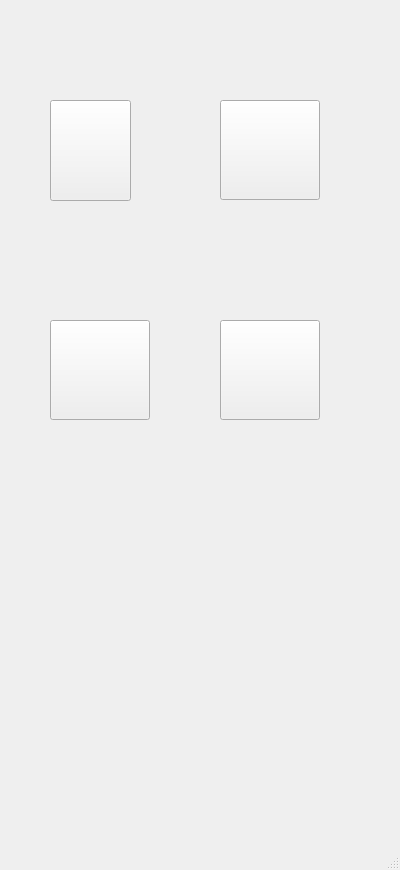
Above: 02C++/PC_Control/Server/mainwindow.ui from KhaledEssam24/EmbeddedLinux-Tasks before the change. Below: the same form after it.
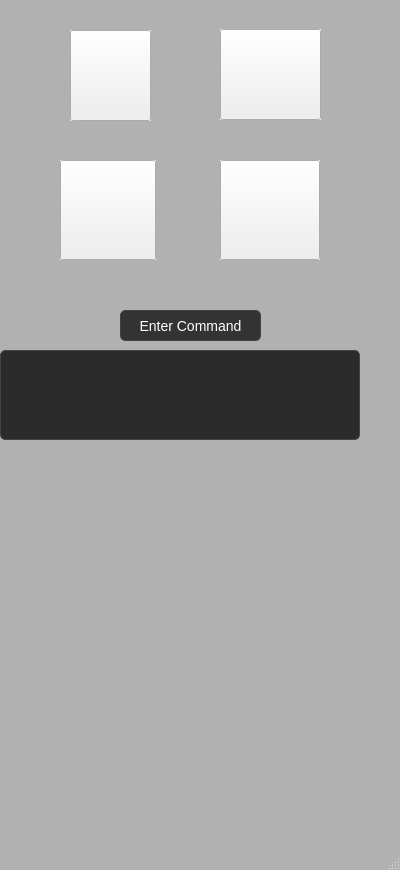
That is the form after the change. Icons and pictures are not drawn.

Commit message: Add command text for general purpose

```diff
--- a/02C++/PC_Control/Server/mainwindow.ui
+++ b/02C++/PC_Control/Server/mainwindow.ui
@@ -13,6 +13,12 @@
   <property name="windowTitle">
    <string>MainWindow</string>
   </property>
+  <property name="styleSheet">
+   <string notr="true">QMainWindow {
+    background-color: #a7a7a7a7; /* Dark gray background */
+    color: #ffffff; /* White text */
+}</string>
+  </property>
   <widget class="QWidget" name="centralwidget">
    <widget class="QPushButton" name="FB">
     <property name="enabled">
@@ -20,10 +26,10 @@
     </property>
     <property name="geometry">
      <rect>
-      <x>50</x>
-      <y>100</y>
+      <x>70</x>
+      <y>30</y>
       <width>81</width>
-      <height>101</height>
+      <height>91</height>
      </rect>
     </property>
     <property name="cursor">
@@ -90,9 +96,9 @@
     <property name="geometry">
      <rect>
       <x>220</x>
-      <y>100</y>
-      <width>100</width>
-      <height>100</height>
+      <y>29</y>
+      <width>101</width>
+      <height>91</height>
      </rect>
     </property>
     <property name="cursor">
@@ -158,9 +164,9 @@
     </property>
     <property name="geometry">
      <rect>
-      <x>50</x>
-      <y>320</y>
-      <width>100</width>
+      <x>60</x>
+      <y>160</y>
+      <width>96</width>
       <height>100</height>
      </rect>
     </property>
@@ -228,7 +234,7 @@
     <property name="geometry">
      <rect>
       <x>220</x>
-      <y>320</y>
+      <y>160</y>
       <width>100</width>
       <height>100</height>
      </rect>
@@ -290,6 +296,66 @@
      <bool>false</bool>
     </property>
    </widget>
+   <widget class="QPushButton" name="Enter">
+    <property name="geometry">
+     <rect>
+      <x>120</x>
+      <y>310</y>
+      <width>141</width>
+      <height>31</height>
+     </rect>
+    </property>
+    <property name="styleSheet">
+     <string notr="true">QPushButton {
+    background-color: #333;
+    border: 1px solid #444;
+    border-radius: 5px;
+    padding: 5px;
+    font-size: 14px;
+    color: #ffffff;
+}
+
+QPushButton:hover {
+    background-color: #555; /* Slightly lighter on hover */
+}
+
+QPushButton:pressed {
+    background-color: #222; /* Darker shade on press */
+}
+</string>
+    </property>
+    <property name="text">
+     <string>Enter Command</string>
+    </property>
+    <property name="icon">
+     <iconset theme="QIcon::ThemeIcon::UserAvailable"/>
+    </property>
+   </widget>
+   <widget class="QLineEdit" name="Command_txt">
+    <property name="geometry">
+     <rect>
+      <x>0</x>
+      <y>350</y>
+      <width>360</width>
+      <height>90</height>
+     </rect>
+    </property>
+    <property name="styleSheet">
+     <string notr="true">QLineEdit {
+    background-color: #2b2b2b;
+    border: 1px solid #444;
+    border-radius: 5px;
+    padding: 5px;
+    font-size: 14px;
+    color: #ffffff;
+}
+
+QLineEdit:focus {
+    border: 1px solid #00aaff; /* Cyan border on focus */
+    background-color: #333333;
+}</string>
+    </property>
+   </widget>
   </widget>
   <widget class="QMenuBar" name="menubar">
    <property name="geometry">
```
The commit also changes 19 other files.
